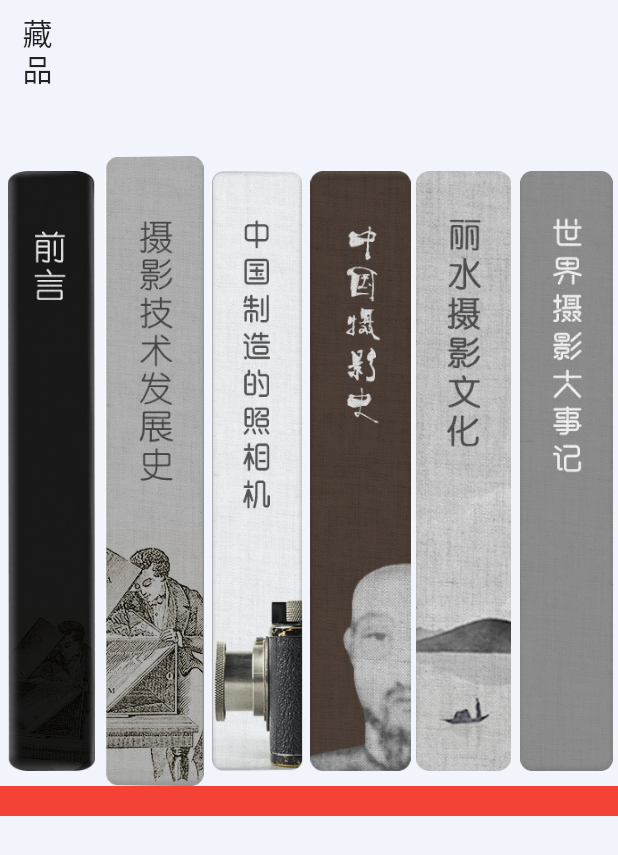
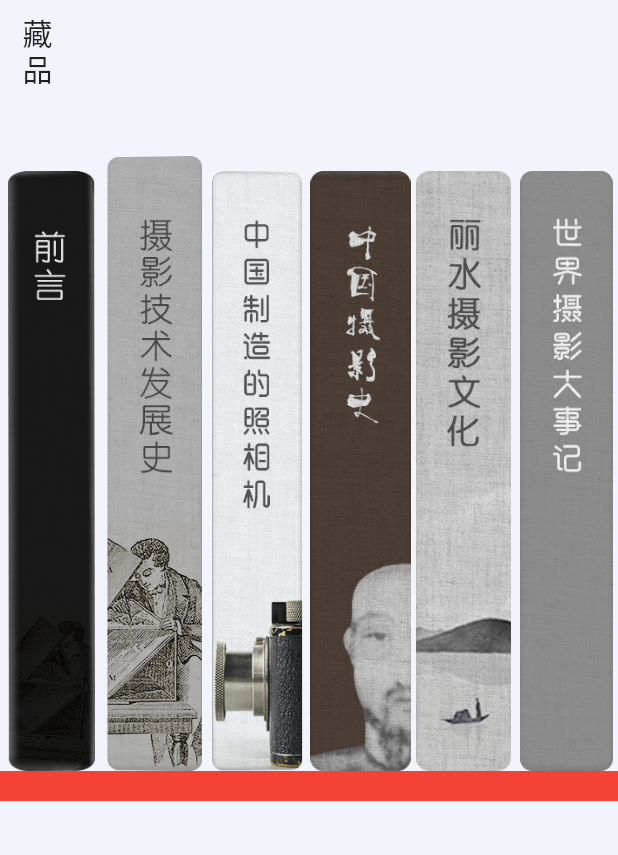
Before and after one commit to qdqdGit/lssy, a Flutter app: the screen it shows after launch, on a phone screen of 412 x 824 dp. Shown: the top 855 px of the screen. Run offline on Flutter 3.47's test engine with Material 2 defaults, Android fonts, the phone set to English and light mode, and no system bars; our stand-ins replace redux.

Commit message:
首页块对齐

```diff
--- a/lib/widgets/home_page.dart
+++ b/lib/widgets/home_page.dart
@@ -49,24 +49,20 @@ class _HomePageState extends State<HomePage> with AutomaticKeepAliveClientMixin<
             width: double.infinity,
             child: new Flex(
               direction: Axis.horizontal,
+              textBaseline:TextBaseline.alphabetic,
+              crossAxisAlignment: CrossAxisAlignment.end,
               children: <Widget>[
                 Expanded(
                   flex: 1,
                   child: Container(
-                    height: 400,
+                    height: 400, // 以400作为比例尺寸688
                     child: new Image.asset("assets/image/home/btn_1.png"),
-                    alignment: Alignment.bottomCenter,
-//                    child: new FlatButton(
-//                        onPressed: null,
-//                        child: new Text("首页")
-//                    ),
-//                    color: Colors.yellow,
                   ),
                 ),
                 Expanded(
                   flex: 1,
                   child: Container(
-                    height: 420,
+                    height: 410,
                     alignment: Alignment.bottomCenter,
                     child: new Image.asset("assets/image/home/btn_2.png"),
                   ),
```
